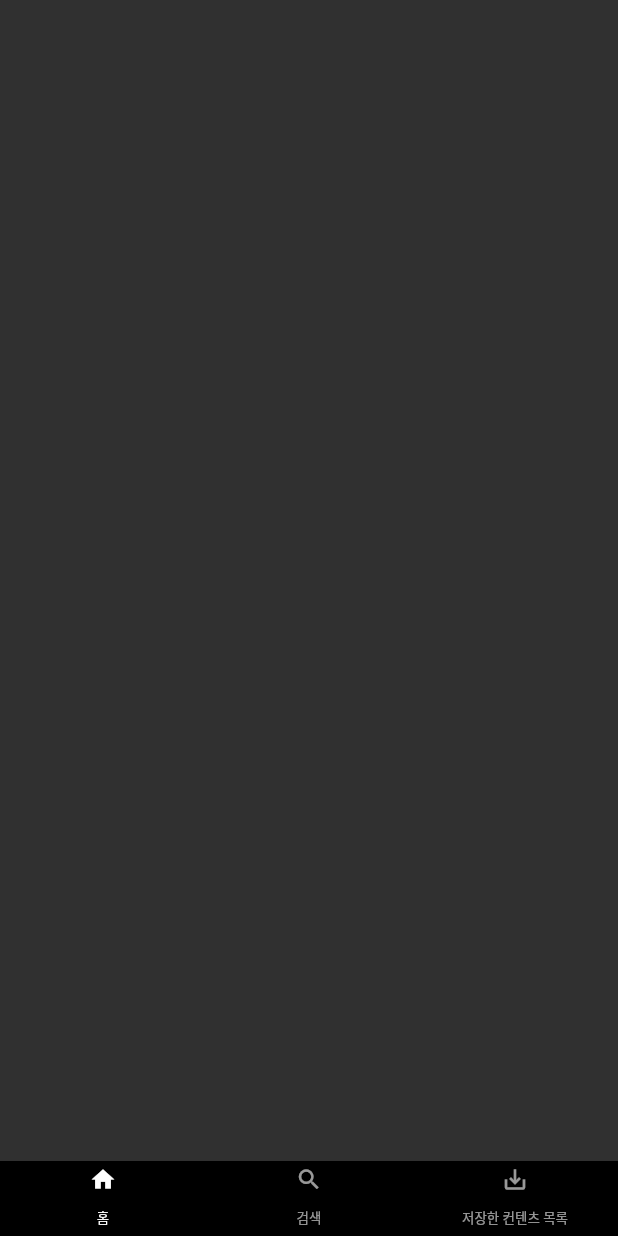
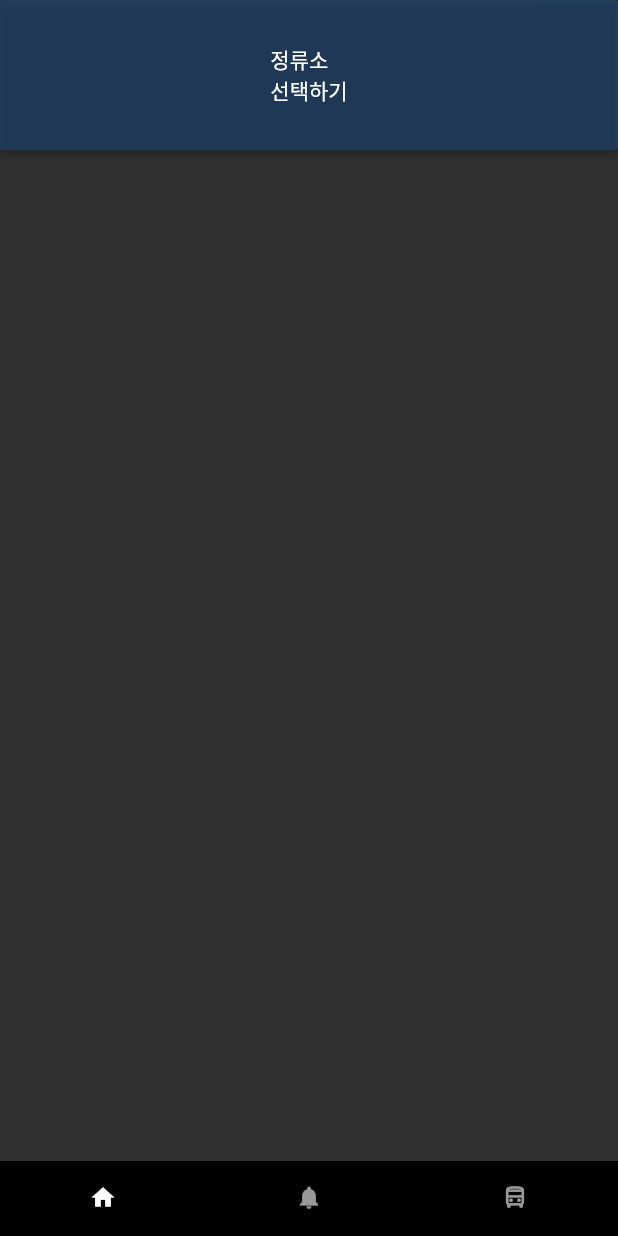
Before and after one commit to gowoonsori/weTaYo, a Flutter app: the screen it shows after launch, on a phone screen of 412 x 824 dp. Run offline on Flutter 3.47's test engine with Material 2 defaults, Android fonts, the phone set to English and light mode, and no system bars.

Commit message:
tab + button update 2020.02.08

```diff
--- a/wetayo_app/lib/main.dart
+++ b/wetayo_app/lib/main.dart
@@ -1,4 +1,5 @@
 import 'package:flutter/material.dart';
+import 'package:wetayo_app/screen/home_screen.dart';
 import 'package:wetayo_app/widget/bottom_bar.dart';
 
 void main() {
@@ -26,7 +27,7 @@ class _MyAppState extends State<MyApp> {
           body: TabBarView(
             physics: NeverScrollableScrollPhysics(),
             children: <Widget>[
-              Container(),
+              HomeScreen(),
               Container(),
               Container(),
             ],
--- /dev/null
+++ b/wetayo_app/lib/screen/home_screen.dart
@@ -0,0 +1,47 @@
+import 'package:flutter/material.dart';
+
+class HomeScreen extends StatefulWidget {
+  _HomeScreenState createState() => _HomeScreenState();
+}
+
+class _HomeScreenState extends State<HomeScreen> {
+  String _buttonState = 'OFF';
+
+  void onClick() {
+    print("onClick()");
+    setState(() {
+      if (_buttonState == 'OFF') {
+        _buttonState = 'ON';
+      } else {
+        _buttonState = 'OFF';
+      }
+    });
+  }
+
+  @override
+  void initState() {
+    super.initState();
+  }
+
+  @override
+  Widget build(BuildContext context) {
+    return Container(
+      child: Center(
+        child: Column(
+          children: <Widget>[
+            ButtonTheme(
+              buttonColor: Color.fromRGBO(24, 76, 136, 0.5),
+              padding: EdgeInsets.fromLTRB(20, 10, 20, 10),
+              minWidth: double.infinity,
+              height: 100.0,
+              child: RaisedButton(
+                child: Text('정류소 \n선택하기'),
+                onPressed: onClick,
+              ),
+            )
+          ],
+        ),
+      ),
+    );
+  }
+}
--- a/wetayo_app/lib/widget/bottom_bar.dart
+++ b/wetayo_app/lib/widget/bottom_bar.dart
@@ -17,35 +17,19 @@ class Bottom extends StatelessWidget {
                 Icons.home,
                 size: 18,
               ),
-              child: Text(
-                '홈',
-                style: TextStyle(fontSize: 9),
+            ),
+            Tab(
+              icon: Icon(
+                Icons.notifications,
+                size: 18,
               ),
             ),
-
             Tab(
               icon: Icon(
-                Icons.search,
+                Icons.directions_bus_outlined,
                 size: 18,
               ),
-              child: Text(
-                '검색',
-                style: TextStyle(fontSize: 9),
-              ),
             ),
-
-            Tab(
-              icon: Icon(
-                Icons.save_alt,
-                size: 18,
-              ),
-              child: Text(
-                '저장한 컨텐츠 목록',
-                style: TextStyle(fontSize: 9),
-              ),
-            ),
-
-
           ],
         ),
       ),
```
